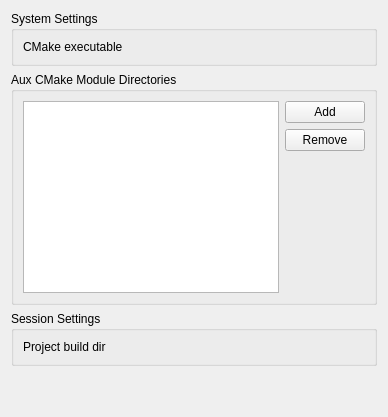
KDE/kate, file addons/kate/pate/src/plugins/cmake_utils/cmake_utils_settings.ui: the form before one commit.
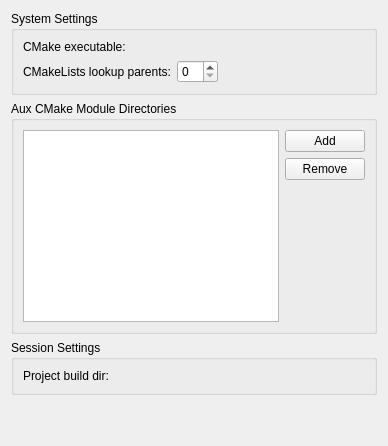
The form after the commit. Custom widgets are drawn as their Qt base class.

Commit message: open CMakeLists.txt action. completion for `find_package` package arg and module in `include`.

```diff
--- a/addons/kate/pate/src/plugins/cmake_utils/cmake_utils_settings.ui
+++ b/addons/kate/pate/src/plugins/cmake_utils/cmake_utils_settings.ui
@@ -18,7 +18,7 @@
       <item row="0" column="0">
        <widget class="QLabel" name="cmakeBinaryLabel">
         <property name="text">
-         <string>CMake executable</string>
+         <string>CMake executable:</string>
         </property>
        </widget>
       </item>
@@ -32,6 +32,26 @@
         </property>
        </widget>
       </item>
+      <item row="1" column="1">
+       <widget class="QSpinBox" name="parentDirsLookupCnt">
+        <property name="toolTip">
+         <string>&lt;html&gt;&lt;head/&gt;&lt;body&gt;&lt;p&gt;How many parent directories to check for &lt;code&gt;CMakeLists.txt&lt;/code&gt; if latter is absent in a current document's path&lt;/p&gt;&lt;/body&gt;&lt;/html&gt;</string>
+        </property>
+        <property name="maximum">
+         <number>32</number>
+        </property>
+       </widget>
+      </item>
+      <item row="1" column="0">
+       <widget class="QLabel" name="label">
+        <property name="toolTip">
+         <string>&lt;html&gt;&lt;head/&gt;&lt;body&gt;&lt;p&gt;How many parent directories to check looking for &lt;filename&gt;CMakeLists.txt&lt;/filename&gt; if latter is absent in a current document's path&lt;/p&gt;&lt;/body&gt;&lt;/html&gt;</string>
+        </property>
+        <property name="text">
+         <string>CMakeLists lookup parents:</string>
+        </property>
+       </widget>
+      </item>
      </layout>
     </widget>
    </item>
@@ -100,7 +120,7 @@
       <item row="0" column="0">
        <widget class="QLabel" name="projectBuildDirLabel">
         <property name="text">
-         <string>Project build dir</string>
+         <string>Project build dir:</string>
         </property>
        </widget>
       </item>
```
Left out of the diff: 2 changed lines with no effect on the pictures. The commit also changes 5 other files.
